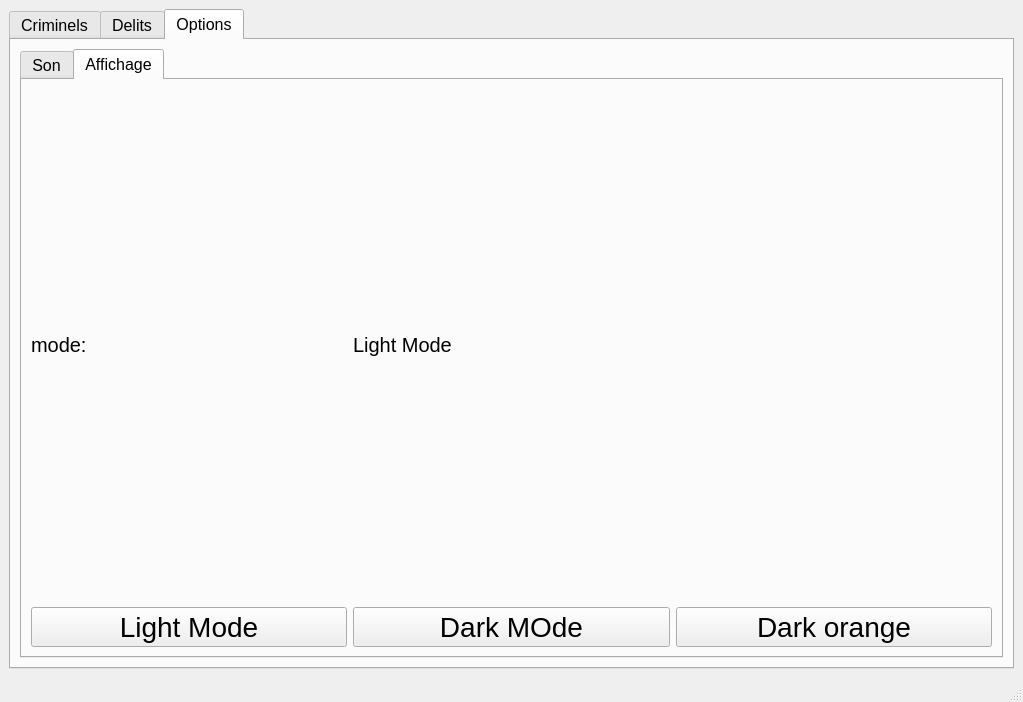
Before: the Qt Designer form mainwindow.ui in Crystal-Blu/police-station-2A25, drawn with Qt 5.
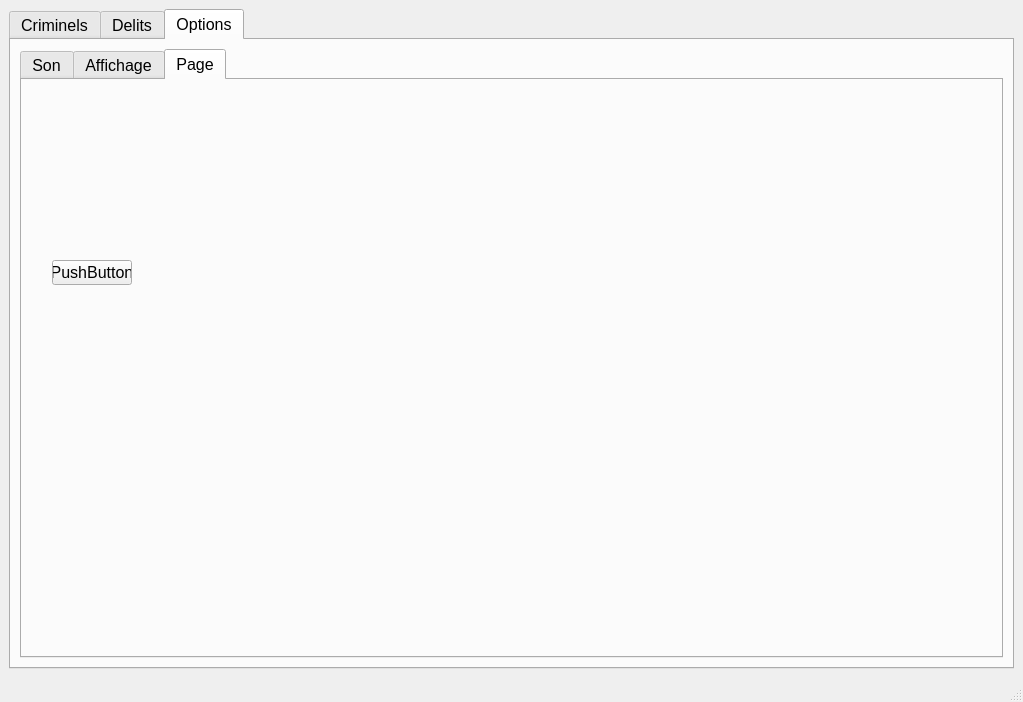
After: the same form once the commit is applied. Icons and pictures are not drawn.

What changed in the file:
```diff
--- a/mainwindow.ui
+++ b/mainwindow.ui
@@ -3227,7 +3227,7 @@
         <item>
          <widget class="QTabWidget" name="tabWidget_4">
           <property name="currentIndex">
-           <number>1</number>
+           <number>2</number>
           </property>
           <widget class="QWidget" name="tab_optionson">
            <attribute name="title">
@@ -3422,6 +3422,24 @@
             </item>
            </layout>
           </widget>
+          <widget class="QWidget" name="tab">
+           <attribute name="title">
+            <string>Page</string>
+           </attribute>
+           <widget class="QPushButton" name="arduiopen">
+            <property name="geometry">
+             <rect>
+              <x>30</x>
+              <y>180</y>
+              <width>80</width>
+              <height>25</height>
+             </rect>
+            </property>
+            <property name="text">
+             <string>PushButton</string>
+            </property>
+           </widget>
+          </widget>
          </widget>
         </item>
        </layout>
```
